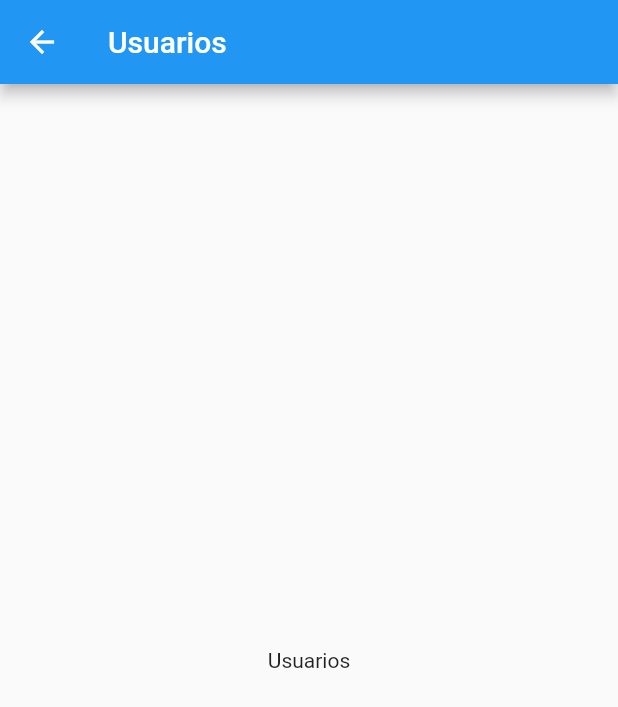
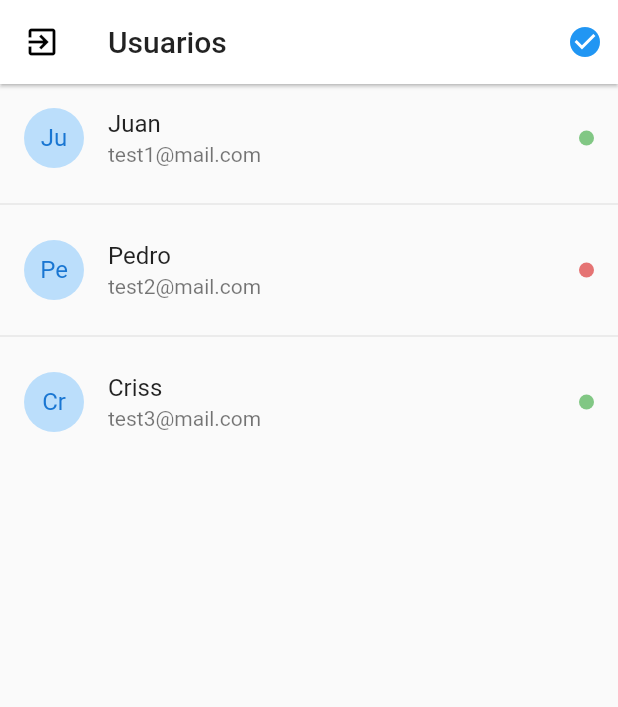
Before and after one commit to ChristianMocha/flutter-chat-app, a Flutter app: the UsuariosPage screen opened by its route, on a phone screen of 412 x 824 dp. Shown: the top 707 px of the screen. Run offline on Flutter 3.47's test engine with Material 2 defaults, Android fonts, the phone set to English and light mode, and no system bars; drawn by our look-alikes of pull_to_refresh.

```diff
--- a/lib/main.dart
+++ b/lib/main.dart
@@ -9,7 +9,7 @@ class MyApp extends StatelessWidget {
     return MaterialApp(
       debugShowCheckedModeBanner: false,
       title: 'Material App',
-      initialRoute: 'login',
+      initialRoute: 'chat',
       routes: appRoutes,
     );
   }
--- /dev/null
+++ b/lib/src/models/usuario.dart
@@ -0,0 +1,13 @@
+
+
+
+class Usuario{
+  late bool online;
+  late String? email;
+  late String? nombre;
+  late String? uid;
+
+  // ignore: non_constant_identifier_names
+  Usuario({ required this.online, this.email, this.nombre, this.uid});
+
+}
--- a/lib/src/pages/usuarios_page.dart
+++ b/lib/src/pages/usuarios_page.dart
@@ -1,20 +1,87 @@
+import 'package:chat/src/models/usuario.dart';
 import 'package:flutter/material.dart';
+import 'package:pull_to_refresh/pull_to_refresh.dart';
 
 
-class UsuariosPage extends StatelessWidget {
-  const UsuariosPage({Key? key}) : super(key: key);
+class UsuariosPage extends StatefulWidget {
+  @override
+  State<UsuariosPage> createState() => _UsuariosPageState();
+}
+
+class _UsuariosPageState extends State<UsuariosPage> {
+
+  RefreshController _refreshController = RefreshController(initialRefresh: false);
+
+  final usuarios = [
+    Usuario(uid: '1', nombre: 'Juan', email: 'test1@mail.com', online: true),
+    Usuario(uid: '2', nombre: 'Pedro', email: 'test2@mail.com', online: false),
+    Usuario(uid: '3', nombre: 'Criss', email: 'test3@mail.com', online: true),
+  ];
 
   @override
   Widget build(BuildContext context) {
     return Scaffold(
       appBar: AppBar(
-        title: Text('Usuarios'),
+        title: Text('Usuarios', style: TextStyle(color: Colors.black87)),
+        elevation: 1,
+        backgroundColor: Colors.white,
+        leading: IconButton(
+          icon: Icon(Icons.exit_to_app, color: Colors.black),
+          onPressed: () => Navigator.of(context).pop(),
+        ),
+        actions: <Widget>[
+          Container(
+            margin: EdgeInsets.only(right: 10),
+            child: Icon( Icons.check_circle, color: Colors.blue),
+            // child: Icon( Icons.offline_bolt, color: Colors.blue),
+          )
+        ],
       ),
-      body: Center(
-        child: Container(
-          child: Text('Usuarios'),
-        ),
+      body: SmartRefresher(
+        controller: _refreshController,
+        enablePullDown: true,
+        onRefresh: _cargarUsuarios,
+        header: WaterDropMaterialHeader(),
+        child: _ListViewUsuarios()
       ),
     );
   }
+
+  ListView _ListViewUsuarios() {
+    return ListView.separated(
+      physics: BouncingScrollPhysics(),
+      itemBuilder: (_, i) => _usuarioListTile(usuarios[i]),
+
+      separatorBuilder: (_, i) => Divider(),
+      itemCount: usuarios.length,
+    );
+  }
+
+  ListTile _usuarioListTile(Usuario usuarios) {
+    return ListTile(
+        title: Text(usuarios.nombre.toString()),
+        subtitle: Text(usuarios.email.toString()),
+        leading: CircleAvatar(
+          child: Text(usuarios.nombre.toString().substring(0,2)),
+          backgroundColor: Colors.blue[100],
+        ),
+        trailing: Container(
+          width: 10,
+          height: 10,
+          decoration: BoxDecoration(
+            color: usuarios.online ? Colors.green[300] : Colors.red[300],
+            borderRadius: BorderRadius.circular(100),
+          )
+        )
+      );
+  }
+
+  _cargarUsuarios()async {
+
+    await Future.delayed(Duration(milliseconds: 1000));
+    // if failed,use refreshFailed()
+    _refreshController.refreshCompleted();
+
+
+  }
 }
--- a/pubspec.yaml
+++ b/pubspec.yaml
@@ -34,6 +34,7 @@ dependencies:
   # The following adds the Cupertino Icons font to your application.
   # Use with the CupertinoIcons class for iOS style icons.
   cupertino_icons: ^1.0.2
+  pull_to_refresh: ^2.0.0
 
 dev_dependencies:
   flutter_test:
```
Also changed, not shown: lib/src/pages/chat_message.dart (added, +65 -0 lines), lib/src/pages/chat_page.dart (+140 -7 lines), pubspec.lock.
